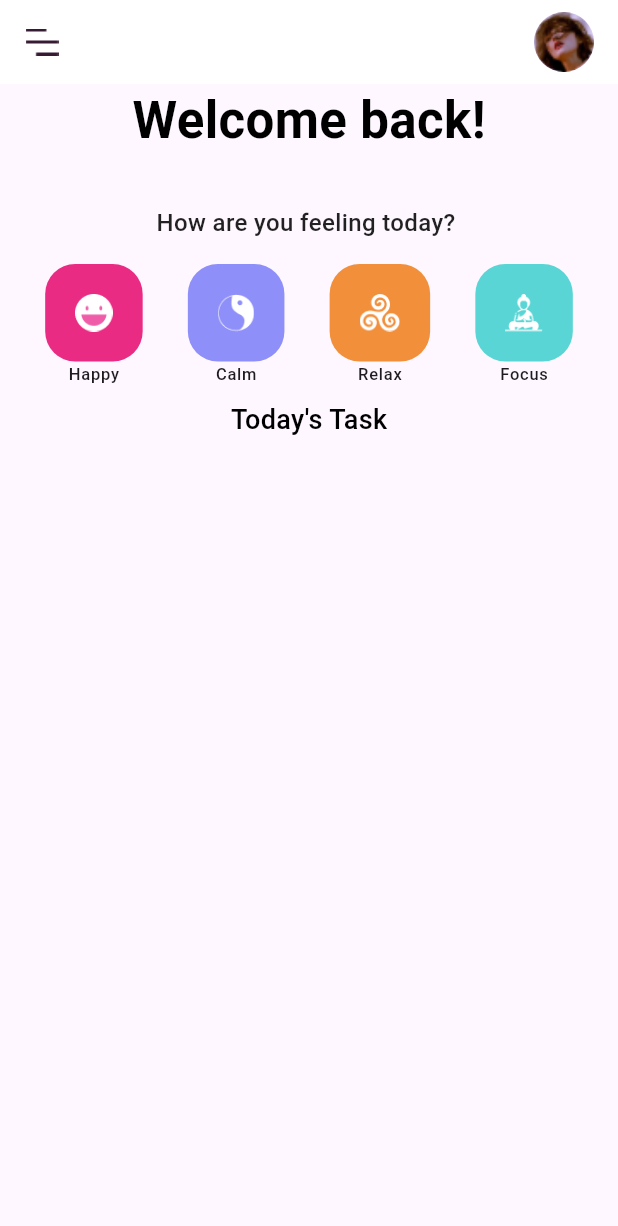
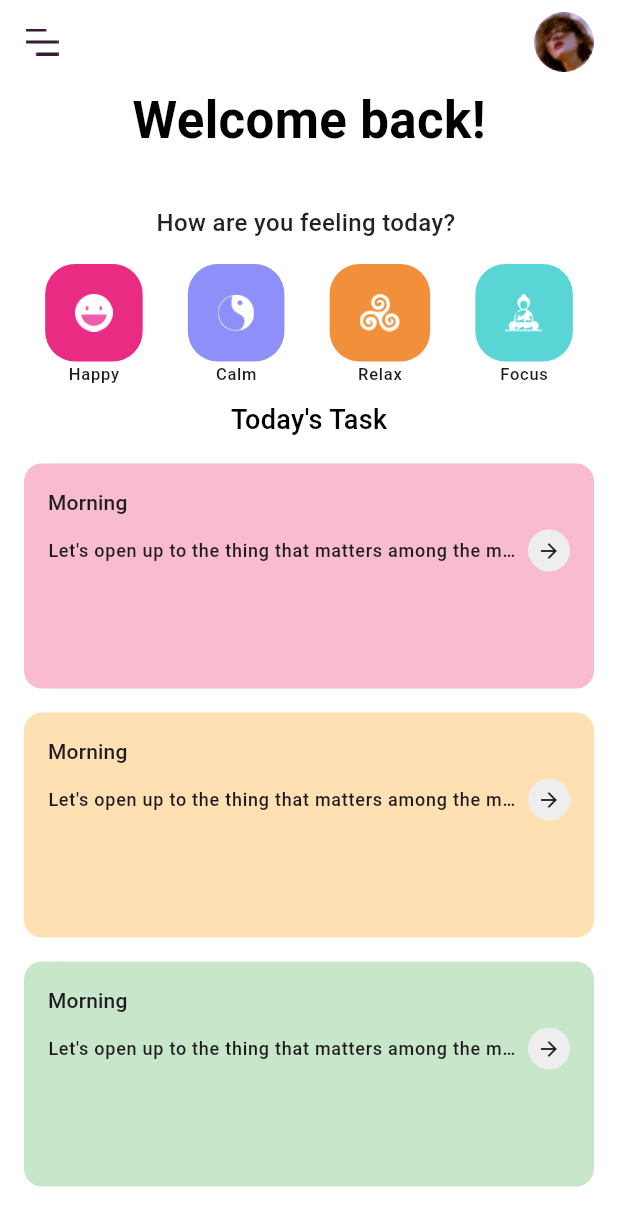
Before and after one commit to dwaipayan7/meditationapp, a Flutter app: the MeditationScreen screen opened directly, on a phone screen of 412 x 824 dp. Shown: the top 1226 px of the screen. Run offline on Flutter 3.47's test engine with Material 3 defaults, Android fonts, the light colour scheme and no system bars; our stand-ins replace google_fonts.

Commit message:
update meditation_screen.dart

```diff
--- a/lib/feature/presentation/pages/meditation_screen.dart
+++ b/lib/feature/presentation/pages/meditation_screen.dart
@@ -1,5 +1,6 @@
 import 'package:flutter/material.dart';
 import 'package:meditationapp/feature/presentation/wigets/feeling_button.dart';
+import 'package:meditationapp/feature/presentation/wigets/task_card.dart';
 
 import '../../../core/theme.dart';
 
@@ -20,7 +21,7 @@ class MeditationScreen extends StatelessWidget {
           SizedBox(width: 16,)
         ],
       ),
-      // backgroundColor: Colors.red,
+      backgroundColor: Colors.white,
       body: SingleChildScrollView(
           child: Column(
             children: [
@@ -48,6 +49,26 @@ class MeditationScreen extends StatelessWidget {
                 color: Colors.black, fontSize: 18,
                 fontWeight: FontWeight.w500
               ),),
+              SizedBox(height: 16,),
+              TaskCard(
+                  title: 'Morning',
+                  description: "Let's open up to the thing that matters among the module",
+                  color: DefaultColors.task1
+              ),
+
+              SizedBox(height: 16,),
+              TaskCard(
+                  title: 'Morning',
+                  description: "Let's open up to the thing that matters among the module",
+                  color: DefaultColors.task2
+              ),
+
+              SizedBox(height: 16,),
+              TaskCard(
+                  title: 'Morning',
+                  description: "Let's open up to the thing that matters among the module",
+                  color: DefaultColors.task3
+              ),
 
             ],
           ),
--- a/lib/feature/presentation/wigets/task_card.dart
+++ b/lib/feature/presentation/wigets/task_card.dart
@@ -1,2 +1,66 @@
 import 'package:flutter/material.dart';
-//TODO task_card
+
+class TaskCard extends StatelessWidget {
+  final String title;
+  final String description;
+  final Color color;
+
+  const TaskCard({
+    super.key,
+    required this.title,
+    required this.description,
+    required this.color,
+  });
+
+  @override
+  Widget build(BuildContext context) {
+    return Container(
+      height: 150,
+      width: 380,
+      padding: const EdgeInsets.all(16),
+      decoration: BoxDecoration(
+        color: color,
+        borderRadius: BorderRadius.circular(12),
+      ),
+      child: Row(
+        children: [
+          Expanded(
+            child: Column(
+              crossAxisAlignment: CrossAxisAlignment.start,
+              children: [
+                Text(
+                  title,
+                  style: Theme.of(context).textTheme.labelLarge,
+                ),
+                const SizedBox(height: 8),
+                Row(
+                  children: [
+                    Expanded(
+                      child: Text(
+                        description,
+                        style: Theme.of(context).textTheme.labelMedium,
+                        overflow: TextOverflow.ellipsis,  // Ensure description stays in one line
+                      ),
+                    ),
+                    const SizedBox(width: 8),  // Space between description and icon
+                    Container(
+                      padding: const EdgeInsets.all(6),
+                      decoration: BoxDecoration(
+                        color: Colors.grey[200],
+                        borderRadius: BorderRadius.circular(50),
+                      ),
+                      child: const Icon(
+                        Icons.arrow_forward,
+                        size: 16,  // Smaller icon size for aesthetics
+                      ),
+                    ),
+                  ],
+                ),
+              ],
+            ),
+          ),
+        ],
+      ),
+    );
+  }
+}
```
